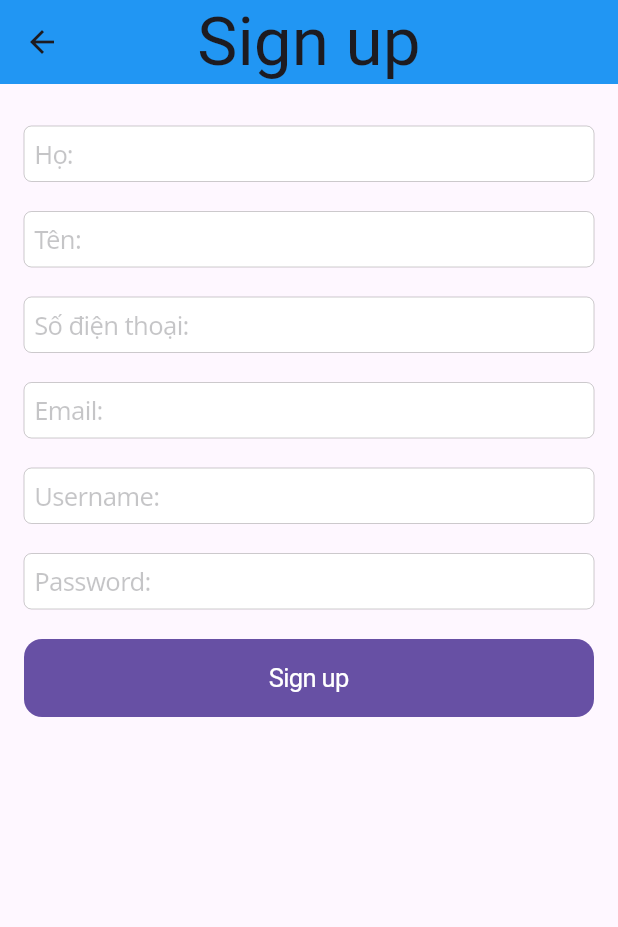
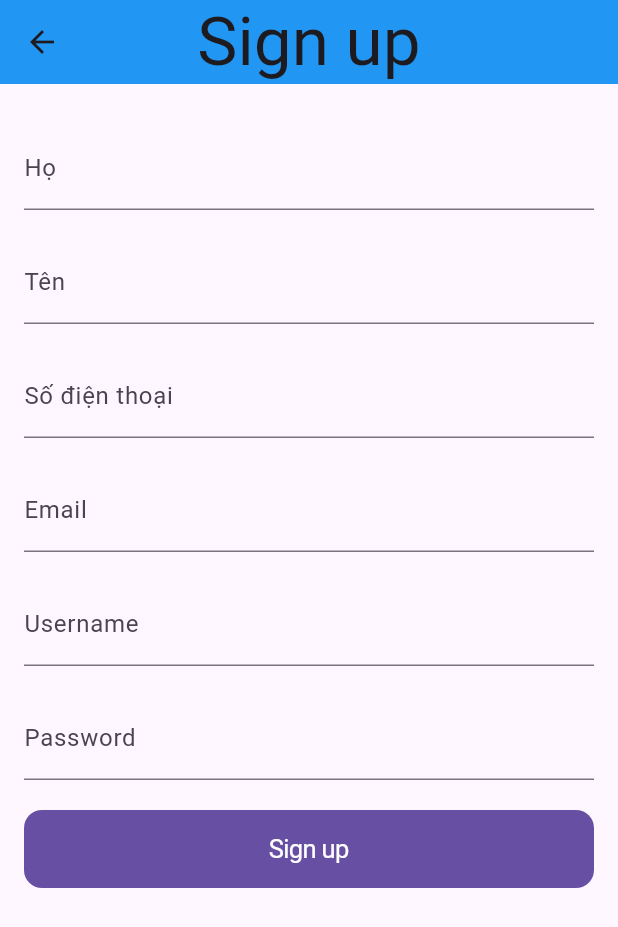
Before and after one commit to Dtrong56/MB_DLK, a Flutter app: the SignupPage screen opened directly, on a phone screen of 412 x 824 dp. Shown: the top 927 px of the screen. Run offline on Flutter 3.47's test engine with Material 3 defaults, Android fonts, the phone set to English and light mode, and no system bars; our stand-ins replace shared_preferences; accounts and stored records are empty.

```diff
--- /dev/null
+++ b/lib/System/variable.dart
@@ -0,0 +1 @@
+final String apiUrl = "http://192.168.101.37:7777";
--- a/lib/components/signup_form.dart
+++ b/lib/components/signup_form.dart
@@ -2,6 +2,7 @@ import 'package:flutter/cupertino.dart';
 import 'package:flutter/material.dart';
 import '../repo/signup_controller.dart';
 import '../models/user.dart'; // Import model User từ file user.dart
+import '../screens/login_page.dart';
 
 class SignupForm extends StatefulWidget {
   const SignupForm({super.key});
@@ -21,17 +22,32 @@ class _SignupState extends State<SignupForm> {
   String _username = '';
   String _password = '';
 
+  String? _validateName(String? value) {
+    final validCharacters = RegExp(r'^[a-zA-Z]+$');
+    if (value == null || !validCharacters.hasMatch(value)) {
+      return 'Họ và tên không được chứa ký tự đặc biệt.';
+    }
+    return null;
+  }
+
+  String? _validatePhoneNumber(String? value) {
+    final validCharacters = RegExp(r'^[0-9]+$');
+    if (value == null || !validCharacters.hasMatch(value) || value.length != 10) {
+      return 'Số điện thoại không được chứa ký tự đặc biệt và phải đúng 10 ký tự.';
+    }
+    return null;
+  }
+
+  String? _validateEmail(String? value) {
+    if (value == null || !value.endsWith('@gmail.com')) {
+      return 'Email phải có đuôi @gmail.com.';
+    }
+    return null;
+  }
+
   void _register() async {
     if (_formKey.currentState!.validate()) {
       _formKey.currentState!.save();
-
-      // Log các giá trị đầu vào
-      print('Họ: $_ho');
-      print('Tên: $_ten');
-      print('Số điện thoại: $_sdt');
-      print('Email: $_email');
-      print('Username: $_username');
-      print('Password: $_password');
 
       User newUser = User(
         id: 0,
@@ -50,7 +66,12 @@ class _SignupState extends State<SignupForm> {
             content: Text('Đăng ký thành công!'),
           ),
         );
-        Navigator.pushReplacementNamed(context, '/login'); // Chuyển đến LoginPage
+
+        Navigator.pushAndRemoveUntil(
+          context,
+          MaterialPageRoute(builder: (context) => LoginPage()),
+          (Route<dynamic> route) => false, // Điều này sẽ loại bỏ tất cả các trang trước đó
+        );
       } catch (e) {
         ScaffoldMessenger.of(context).showSnackBar(
           SnackBar(
@@ -69,67 +90,71 @@ class _SignupState extends State<SignupForm> {
         mainAxisAlignment: MainAxisAlignment.center,
         crossAxisAlignment: CrossAxisAlignment.stretch,
         children: <Widget>[
-          // Cupertino text field cho trường họ
-          CupertinoTextField(
-            placeholder: 'Họ: ',
-            style: TextStyle(fontFamily: 'NotoSans'),
-            onSubmitted: (value) {
+          TextFormField(
+            decoration: InputDecoration(
+              labelText: 'Họ',
+            ),
+            onChanged: (value) {
               setState(() {
                 _ho = value;
               });
             },
+            validator: _validateName,
           ),
           SizedBox(height: 20),
-          // Cupertino text field cho trường tên
-          CupertinoTextField(
-            placeholder: 'Tên: ',
-            style: TextStyle(fontFamily: 'NotoSans'),
-            onSubmitted: (value) {
+          TextFormField(
+            decoration: InputDecoration(
+              labelText: 'Tên',
+            ),
+            onChanged: (value) {
               setState(() {
                 _ten = value;
               });
             },
+            validator: _validateName,
           ),
           SizedBox(height: 20),
-          // Cupertino text field cho trường sđt
-          CupertinoTextField(
-            placeholder: 'Số điện thoại: ',
-            style: TextStyle(fontFamily: 'NotoSans'),
-            onSubmitted: (value) {
+          TextFormField(
+            decoration: InputDecoration(
+              labelText: 'Số điện thoại',
+            ),
+            onChanged: (value) {
               setState(() {
                 _sdt = value;
               });
             },
+            validator: _validatePhoneNumber,
           ),
           SizedBox(height: 20),
-          // Cupertino text field cho trường email
-          CupertinoTextField(
-            placeholder: 'Email: ',
-            style: TextStyle(fontFamily: 'NotoSans'),
-            onSubmitted: (value) {
+          TextFormField(
+            decoration: InputDecoration(
+              labelText: 'Email',
+            ),
+            onChanged: (value) {
               setState(() {
                 _email = value;
               });
             },
+            validator: _validateEmail,
           ),
           SizedBox(height: 20),
-          // Cupertino text field cho trường username
-          CupertinoTextField(
-            placeholder: 'Username: ',
-            style: TextStyle(fontFamily: 'NotoSans'),
-            onSubmitted: (value) {
+          TextFormField(
+            decoration: InputDecoration(
+              labelText: 'Username',
+            ),
+            onChanged: (value) {
               setState(() {
                 _username = value;
               });
             },
           ),
           SizedBox(height: 20),
-          // Cupertino text field cho trường password
-          CupertinoTextField(
-            placeholder: 'Password: ',
-            style: TextStyle(fontFamily: 'NotoSans'),
+          TextFormField(
+            decoration: InputDecoration(
+              labelText: 'Password',
+            ),
             obscureText: true,
-            onSubmitted: (value) {
+            onChanged: (value) {
               setState(() {
                 _password = value;
               });
--- a/lib/repo/signup_controller.dart
+++ b/lib/repo/signup_controller.dart
@@ -1,11 +1,10 @@
 import 'dart:convert';
-import 'package:flutter/material.dart';
 import 'package:http/http.dart' as http;
 import '../models/user.dart';
+import '../System/variable.dart';
 
 class SignupController
 {
-  final String apiUrl = "http://192.168.1.45:7777";
 
   Future <Map<String,dynamic>> register(User user) async {
     final response = await http.post(
--- a/lib/repo/user_controller.dart
+++ b/lib/repo/user_controller.dart
@@ -1,9 +1,9 @@
 import 'package:http/http.dart' as http;
 import 'dart:convert';
 import 'package:shared_preferences/shared_preferences.dart';
+import '../System/variable.dart';
 
 class UserController {
-  final String apiUrl = "http://192.168.1.45:7777";
 
   Future<Map<String, dynamic>> getUser(int userId) async {
     SharedPreferences prefs = await SharedPreferences.getInstance();
@@ -15,7 +15,7 @@ class UserController {
     }
 
     final response = await http.get(
-      Uri.parse('$apiUrl/getUser/$userId'),
+      Uri.parse('$apiUrl/myINFO/$userId'),
       headers: {
         'Authorization': 'Bearer $token',
       },
@@ -41,7 +41,7 @@ class UserController {
     }
 
     final response = await http.put(
-      Uri.parse('$apiUrl/editUser/$userId'),
+      Uri.parse('$apiUrl/editMyInfo/$userId'),
       headers: {
         'Authorization': 'Bearer $token',
         'Content-Type': 'application/json',
```
Also changed, not shown: lib/repo/login_controller.dart (+11 -1 lines), lib/screens/signup_page.dart (line endings or trailing spaces), 1 other file.
